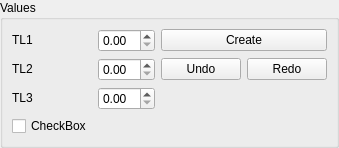
This is src/EntityGUI/EntityGUI_3Spin1Check_QTD.ui in SalomePlatform/geom as Qt 5 draws it before an edit. The edited form follows.
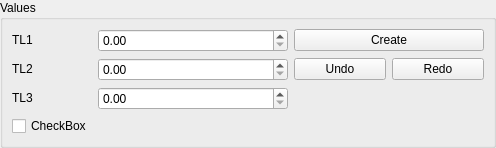
This is the edited form. Custom widgets are drawn as their Qt base class.

The edit to the form file:
```diff
--- a/src/EntityGUI/EntityGUI_3Spin1Check_QTD.ui
+++ b/src/EntityGUI/EntityGUI_3Spin1Check_QTD.ui
@@ -6,7 +6,7 @@
    <rect>
     <x>0</x>
     <y>0</y>
-    <width>297</width>
+    <width>496</width>
     <height>148</height>
    </rect>
   </property>
```
